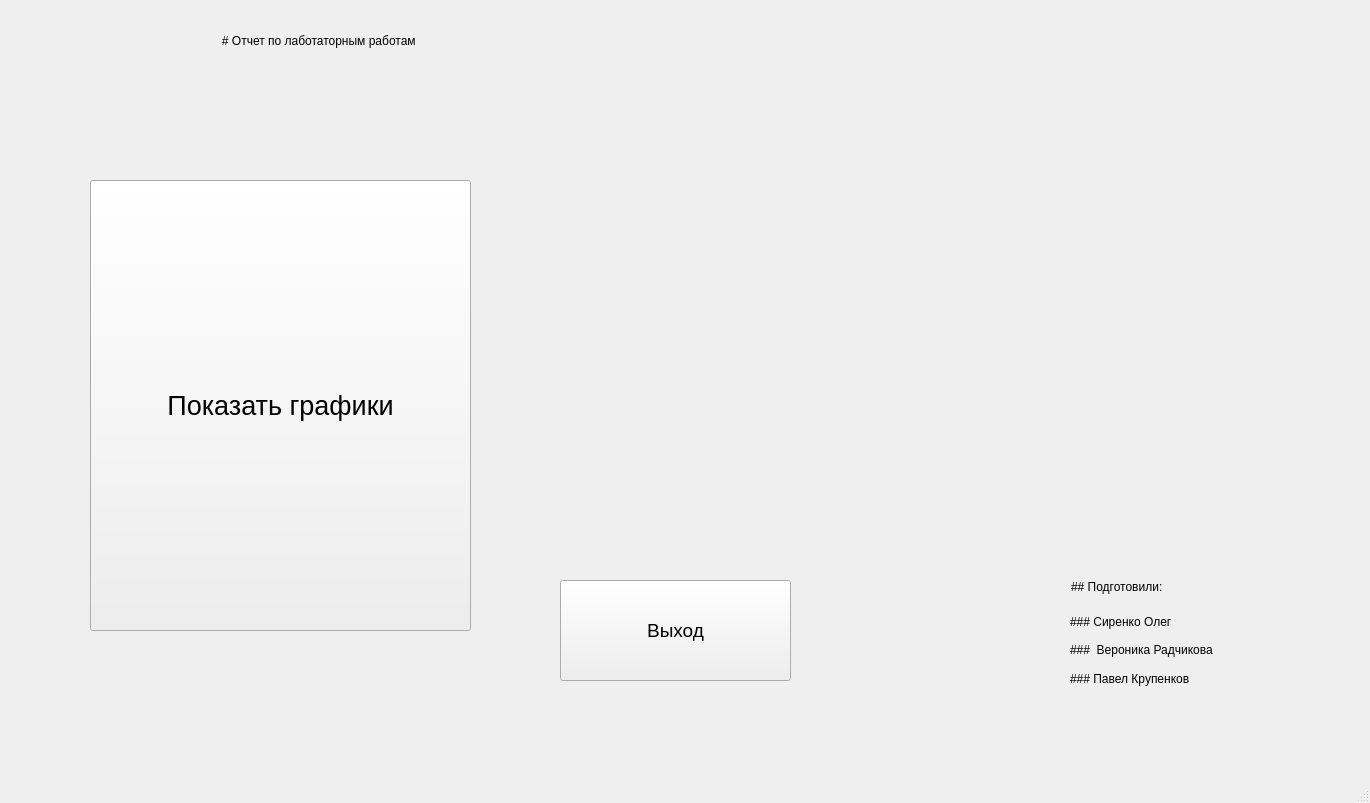
Before: the Qt Designer form mainwindow.ui in OlegSirenko/Physics-of-semiconductors-and-semiconductor-devices, drawn with Qt 5.
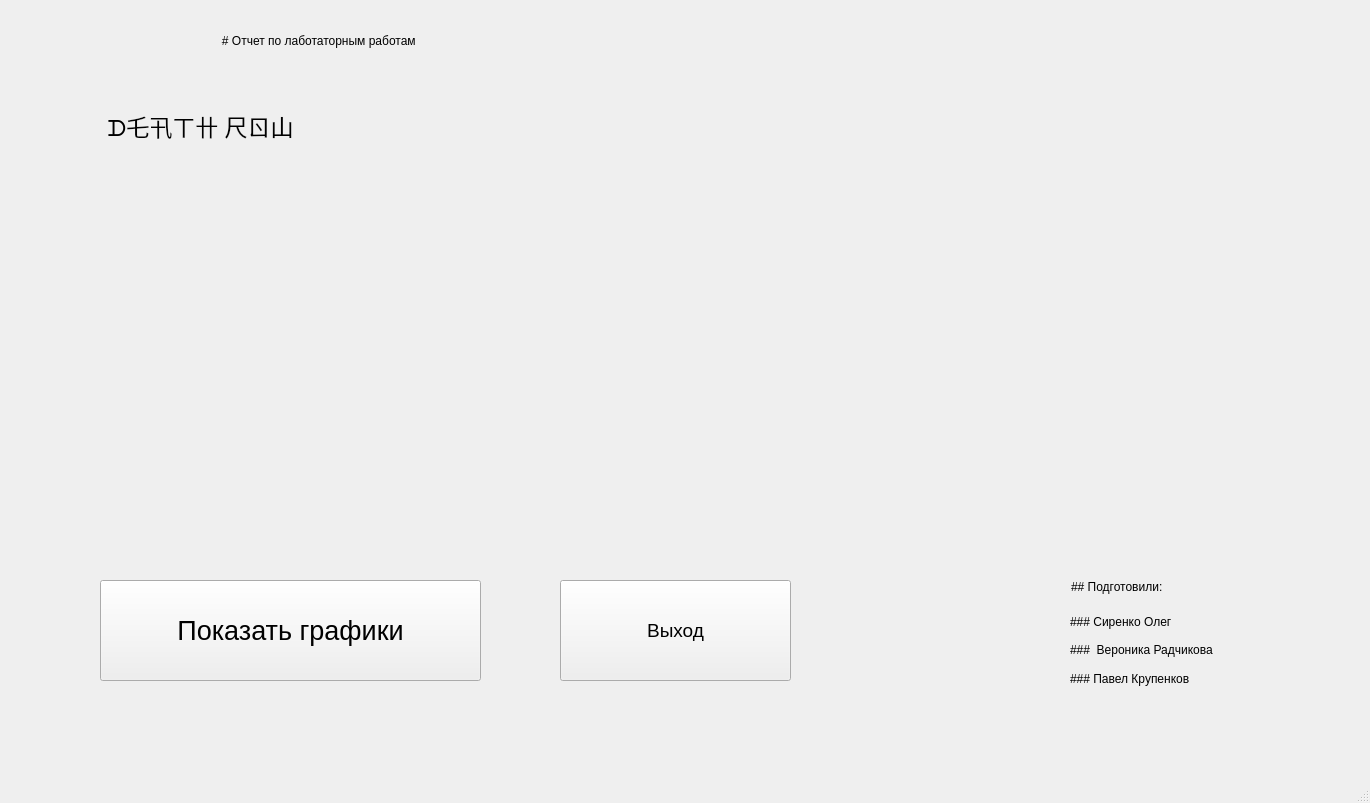
After: the same form once the commit is applied.

```diff
--- a/mainwindow.ui
+++ b/mainwindow.ui
@@ -25,6 +25,9 @@
   <property name="windowTitle">
    <string>MainWindow</string>
   </property>
+  <property name="autoFillBackground">
+   <bool>true</bool>
+  </property>
   <widget class="QWidget" name="centralwidget">
    <property name="sizePolicy">
     <sizepolicy hsizetype="Fixed" vsizetype="Fixed">
@@ -35,10 +38,10 @@
    <widget class="QPushButton" name="pushButton">
     <property name="geometry">
      <rect>
-      <x>90</x>
-      <y>180</y>
+      <x>100</x>
+      <y>580</y>
       <width>381</width>
-      <height>451</height>
+      <height>101</height>
      </rect>
     </property>
     <property name="font">
@@ -161,6 +164,46 @@
      <string>Выход</string>
     </property>
    </widget>
+   <widget class="QLabel" name="label_7">
+    <property name="geometry">
+     <rect>
+      <x>100</x>
+      <y>100</y>
+      <width>381</width>
+      <height>421</height>
+     </rect>
+    </property>
+    <property name="styleSheet">
+     <string notr="true">#label_7{
+background-image: &quot;:/logo.jpg&quot;
+}
+</string>
+    </property>
+    <property name="text">
+     <string/>
+    </property>
+   </widget>
+   <widget class="QLabel" name="label_8">
+    <property name="geometry">
+     <rect>
+      <x>80</x>
+      <y>80</y>
+      <width>241</width>
+      <height>91</height>
+     </rect>
+    </property>
+    <property name="font">
+     <font>
+      <pointsize>17</pointsize>
+     </font>
+    </property>
+    <property name="text">
+     <string>ᗪ乇卂ㄒ卄 尺ㄖ山</string>
+    </property>
+    <property name="alignment">
+     <set>Qt::AlignCenter</set>
+    </property>
+   </widget>
   </widget>
   <widget class="QMenuBar" name="menubar">
    <property name="geometry">
```
